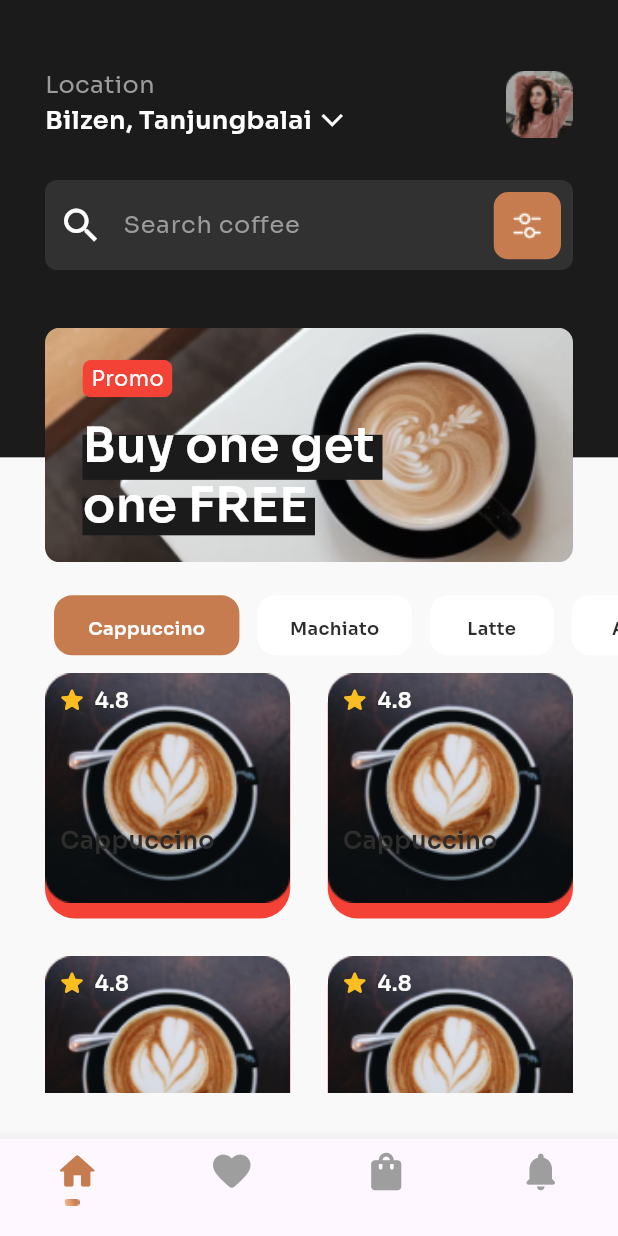
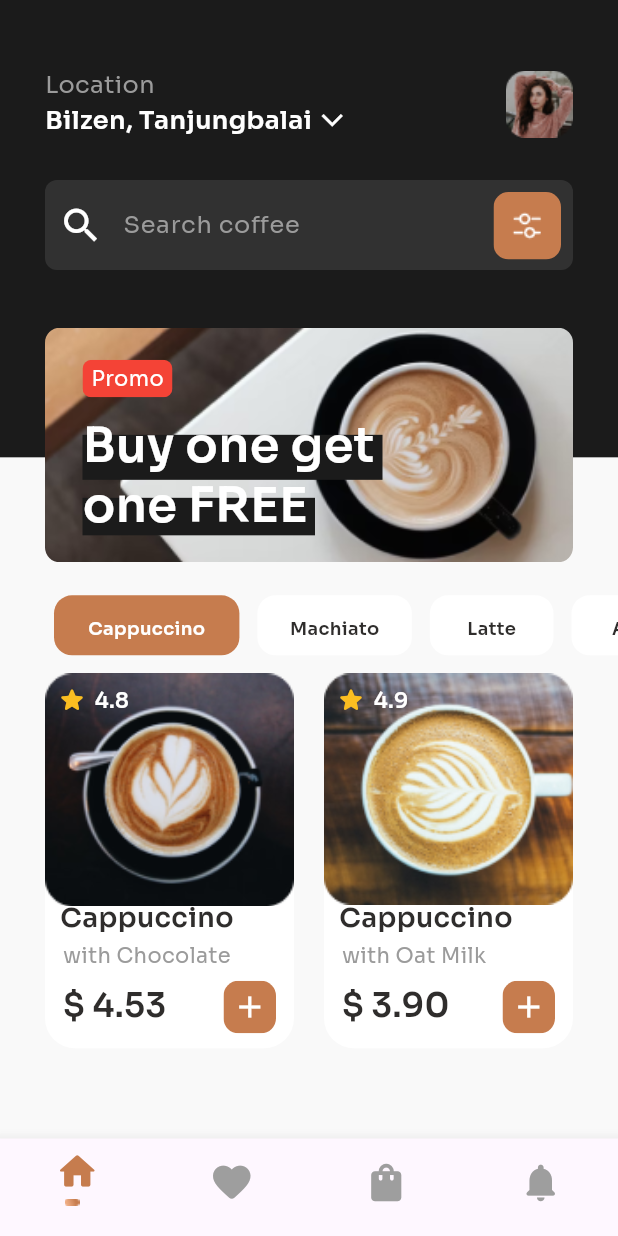
Before and after one commit to soiz11/Mobile-CA2, a Flutter app: the screen it shows after launch, on a phone screen of 412 x 824 dp. Run offline on Flutter 3.47's test engine with Material 3 defaults, Android fonts, the phone set to English and light mode, and no system bars.

Commit message:
home 100% over

```diff
--- a/lib/components/tile.dart
+++ b/lib/components/tile.dart
@@ -1,45 +1,51 @@
 import 'package:Mobile_CA_2/assets/colors/colors.dart';
 import 'package:flutter/material.dart';
 
-class Tile extends StatefulWidget {
-  const Tile({super.key});
+class Tile extends StatelessWidget {
+  final String imgUrl;
+  final String rating;
+  final String description;
+  final String price;
 
-  @override
-  State<Tile> createState() => _TileState();
-}
+  Tile({
+    Key? key,
+    required this.imgUrl,
+    required this.rating,
+    required this.description,
+    required this.price,
+  }) : super(key: key);
 
-class _TileState extends State<Tile> {
   @override
   Widget build(BuildContext context) {
     return Stack(
       children: [
         Container(
-          height: 180,
+          height: 250,
           decoration: BoxDecoration(
-            color: Colors.red,
+            color: AppColors.pureWhite,
             borderRadius: BorderRadius.circular(20.0),
           ),
         ),
         Image.asset(
-          'lib/assets/images/c_choco.png',
+          imgUrl,
           fit: BoxFit.cover,
           width: double.infinity,
         ),
-        const Padding(
+        Padding(
           padding: EdgeInsets.all(8.0),
           child: Row(
             children: [
-              Icon(
+              const Icon(
                 Icons.star_rounded,
                 color: AppColors.starYellow,
                 size: 20,
               ),
-              SizedBox(
+              const SizedBox(
                 width: 5,
               ),
               Text(
-                "4.8",
-                style: TextStyle(
+                rating,
+                style: const TextStyle(
                   color: AppColors.pureWhite,
                   fontFamily: "Bold",
                   fontSize: 14,
@@ -49,7 +55,7 @@ class _TileState extends State<Tile> {
           ),
         ),
         const Positioned(
-          top: 100, // Adjust the top position as needed
+          top: 150, // Adjust the top position as needed
           left: 10,
           child: Column(
             children: [
@@ -57,13 +63,60 @@ class _TileState extends State<Tile> {
                 "Cappuccino",
                 style: TextStyle(
                   color: AppColors.textBlack,
-                  fontSize: 16,
+                  fontSize: 18,
                   fontFamily: "Bold",
                 ),
               ),
             ],
           ),
         ),
+        Positioned(
+          top: 178, // Adjust the top position as needed
+          left: 12,
+          child: Column(
+            children: [
+              Text(
+                description,
+                style: const TextStyle(
+                  color: AppColors.bodyTextGrey,
+                  fontSize: 14,
+                  fontFamily: "Regular",
+                ),
+              ),
+            ],
+          ),
+        ),
+        Positioned(
+          top: 206, // Adjust the top position as needed
+          left: 12,
+          child: Column(
+            children: [
+              Text(
+                price,
+                style: const TextStyle(
+                  color: AppColors.textBlack,
+                  fontSize: 22,
+                  fontFamily: "Bold",
+                ),
+              ),
+            ],
+          ),
+        ),
+        Positioned(
+          top: 205.0,
+          right: 12,
+          child: ClipRRect(
+            borderRadius: BorderRadius.circular(10),
+            child: Container(
+                width: 35,
+                height: 35,
+                color: AppColors.btnBrown,
+                child: const Icon(
+                  Icons.add,
+                  color: AppColors.pureWhite,
+                )),
+          ),
+        ),
       ],
     );
   }
--- a/lib/pages/home.dart
+++ b/lib/pages/home.dart
@@ -271,17 +271,38 @@ class _HomeState extends State<Home> {
               child: GridView(
                 shrinkWrap: true,
                 physics: const BouncingScrollPhysics(),
-                children: [
-                  Tile(),
-                  Tile(),
-                  Tile(),
-                  Tile(),
-                ],
                 gridDelegate: const SliverGridDelegateWithFixedCrossAxisCount(
                   crossAxisCount: 2,
-                  mainAxisSpacing: 25,
-                  crossAxisSpacing: 25,
+                  childAspectRatio: 3 / 5,
+                  mainAxisSpacing: 5,
+                  crossAxisSpacing: 20,
                 ),
+                children: [
+                  Tile(
+                    imgUrl: 'lib/assets/images/c_choco.png',
+                    rating: "4.8",
+                    description: "with Chocolate",
+                    price: "\$ 4.53",
+                  ),
+                  Tile(
+                    imgUrl: 'lib/assets/images/c_oat.png',
+                    rating: "4.9",
+                    description: "with Oat Milk",
+                    price: "\$ 3.90",
+                  ),
+                  Tile(
+                    imgUrl: 'lib/assets/images/c_choco2.png',
+                    rating: "4.8",
+                    description: "with Chocolate",
+                    price: "\$ 4.53",
+                  ),
+                  Tile(
+                    imgUrl: 'lib/assets/images/c_oat2.png',
+                    rating: "4.0",
+                    description: "with Oat Milk",
+                    price: "\$ 3.90",
+                  ),
+                ],
               ),
             ),
           ],
@@ -296,7 +317,7 @@ class _HomeState extends State<Home> {
                   _currentIndex = index;
                 });
               },
-              items: [
+              items: const [
                 BottomNavigationBarItem(
                   icon: Icon(
                     Icons.home_rounded,
@@ -330,7 +351,7 @@ class _HomeState extends State<Home> {
                   AppColors.btnBrown, // Color for the selected item
               unselectedItemColor: Colors.grey, // Color for unselected items
               showUnselectedLabels:
-                  true, // Set to false if you want to hide labels for unselected items
+                  false, // Set to false if you want to hide labels for unselected items
             ),
             Positioned(
               bottom: 20,
```
